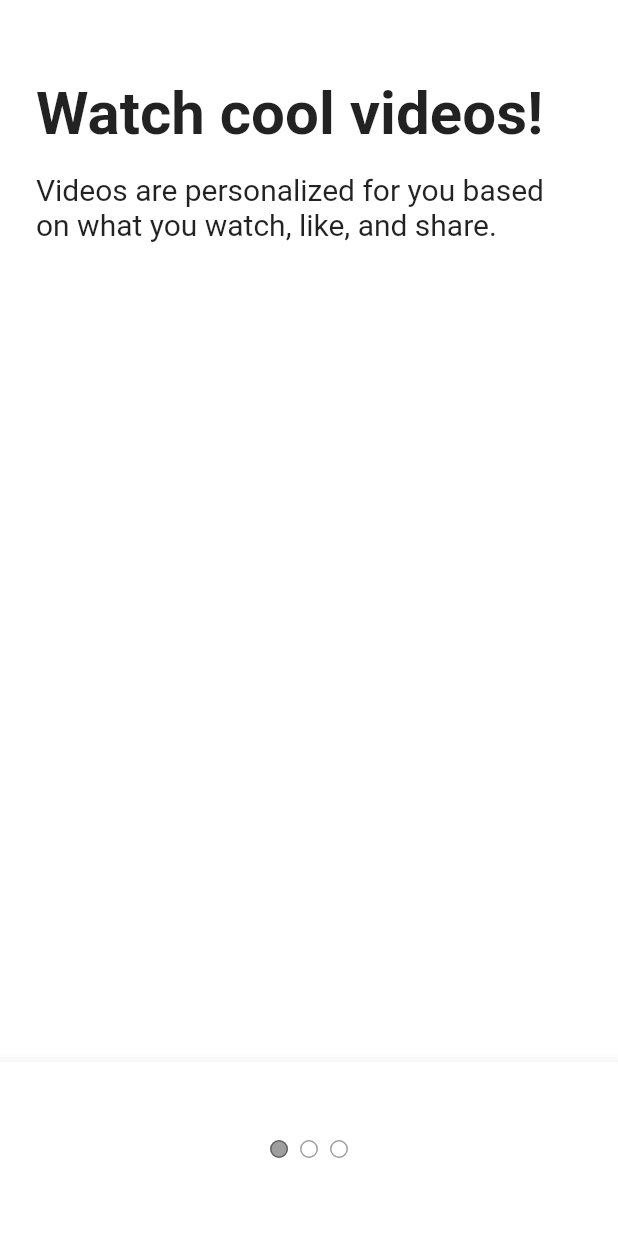
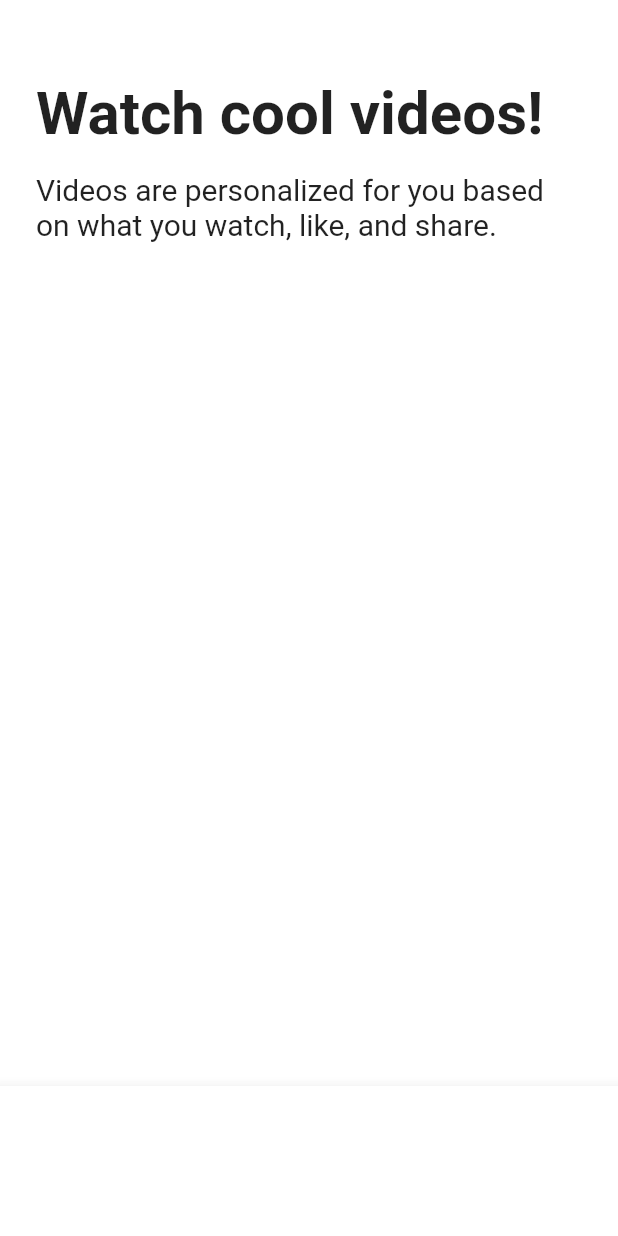
Before and after one commit to greeenCode/tiktok_clone, a Flutter app: the TutorialScreen screen opened directly, on a phone screen of 412 x 824 dp. Run offline on Flutter 3.47's test engine with Material 2 defaults, Android fonts, the phone set to English and light mode, and no system bars; our stand-ins replace font_awesome_flutter.

```diff
--- a/lib/features/onboarding/tutorial_screen.dart
+++ b/lib/features/onboarding/tutorial_screen.dart
@@ -1,6 +1,11 @@
+import 'package:flutter/cupertino.dart';
 import 'package:flutter/material.dart';
 import 'package:tiktok_clone/constants/gaps.dart';
 import 'package:tiktok_clone/constants/sizes.dart';
+
+enum Direction { left, right }
+
+enum Page { first, second }
 
 class TutorialScreen extends StatefulWidget {
   const TutorialScreen({super.key});
@@ -10,19 +15,46 @@ class TutorialScreen extends StatefulWidget {
 }
 
 class _TutorialScreenState extends State<TutorialScreen> {
+  Direction _direction = Direction.left;
+  Page _showingPage = Page.first;
+
+  void _onPanUpdate(DragUpdateDetails details) {
+    if (details.delta.dx > 0) {
+      setState(() {
+        _direction = Direction.right;
+      });
+    } else {
+      setState(() {
+        _direction = Direction.left;
+      });
+    }
+  }
+
+  void _onDragEnd(DragEndDetails details) {
+    if (_direction == Direction.left) {
+      setState(() {
+        _showingPage = Page.second;
+      });
+    } else {
+      setState(() {
+        _showingPage = Page.first;
+      });
+    }
+  }
+
   @override
   Widget build(BuildContext context) {
-    return DefaultTabController(
-      length: 3,
+    return GestureDetector(
+      onPanUpdate: _onPanUpdate,
+      onPanEnd: _onDragEnd,
       child: Scaffold(
-        body: const SafeArea(
-          child: TabBarView(
-            children: [
-              Padding(
-                padding: EdgeInsets.symmetric(
+        body: Padding(
+          padding: const EdgeInsets.symmetric(
             horizontal: Sizes.size24,
           ),
-                child: Column(
+          child: SafeArea(
+            child: AnimatedCrossFade(
+              firstChild: const Column(
                 crossAxisAlignment: CrossAxisAlignment.start,
                 children: [
                   Gaps.v52,
@@ -39,15 +71,10 @@ class _TutorialScreenState extends State<TutorialScreen> {
                     style: TextStyle(
                       fontSize: Sizes.size20,
                     ),
-                    ),
+                  )
                 ],
               ),
-              ),
-              Padding(
-                padding: EdgeInsets.symmetric(
-                  horizontal: Sizes.size24,
-                ),
-                child: Column(
+              secondChild: const Column(
                 crossAxisAlignment: CrossAxisAlignment.start,
                 children: [
                   Gaps.v52,
@@ -60,55 +87,34 @@ class _TutorialScreenState extends State<TutorialScreen> {
                   ),
                   Gaps.v16,
                   Text(
-                      "Videos are personalized for you based on what you watch, like, and share.",
+                    "Follow the rules. Videos are personalized for you based on what you watch, like, and share.",
                     style: TextStyle(
                       fontSize: Sizes.size20,
                     ),
-                    ),
+                  )
                 ],
               ),
+              crossFadeState: _showingPage == Page.first
+                  ? CrossFadeState.showFirst
+                  : CrossFadeState.showSecond,
+              duration: const Duration(milliseconds: 300),
             ),
-              Padding(
-                padding: EdgeInsets.symmetric(
-                  horizontal: Sizes.size24,
-                ),
-                child: Column(
-                  crossAxisAlignment: CrossAxisAlignment.start,
-                  children: [
-                    Gaps.v52,
-                    Text(
-                      "Enjoy the ride!",
-                      style: TextStyle(
-                        fontSize: Sizes.size40,
-                        fontWeight: FontWeight.bold,
-                      ),
-                    ),
-                    Gaps.v16,
-                    Text(
-                      "Videos are personalized for you based on what you watch, like, and share.",
-                      style: TextStyle(
-                        fontSize: Sizes.size20,
-                      ),
-                    ),
-                  ],
-                ),
-              ),
-            ],
           ),
         ),
         bottomNavigationBar: BottomAppBar(
-          child: Container(
+          child: Padding(
             padding: const EdgeInsets.symmetric(
-              vertical: Sizes.size48,
+              horizontal: Sizes.size24,
+              vertical: Sizes.size24,
             ),
-            child: const Row(
-              mainAxisAlignment: MainAxisAlignment.center,
-              children: [
-                TabPageSelector(
-                  color: Colors.white,
-                  selectedColor: Colors.black38,
+            child: AnimatedOpacity(
+              opacity: _showingPage == Page.second ? 1 : 0,
+              duration: const Duration(milliseconds: 300),
+              child: CupertinoButton(
+                onPressed: () {},
+                color: Theme.of(context).primaryColor,
+                child: const Text("Enter the app!"),
               ),
-              ],
             ),
           ),
         ),
```
Lines whose indentation alone changed are shown as unchanged.
